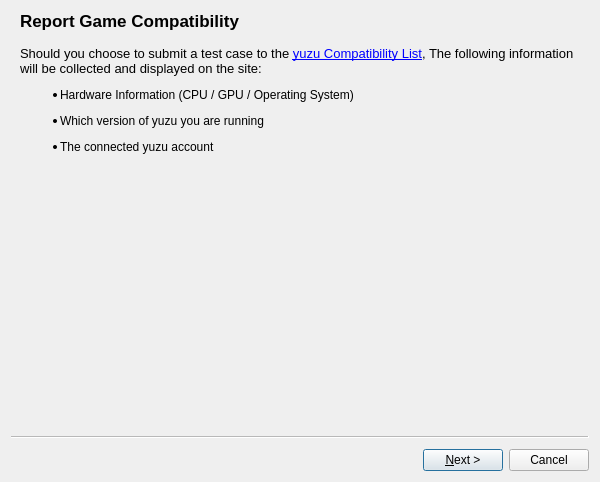
formylover/yuzu-early-access, file src/yuzu/compatdb.ui: the form before one commit.
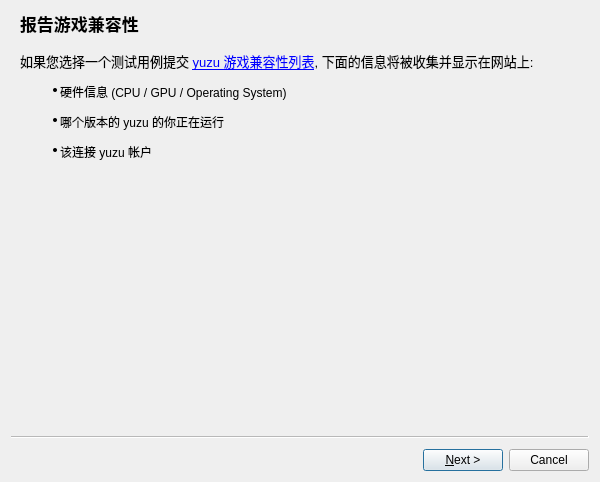
The form after the commit.

```diff
--- a/src/yuzu/compatdb.ui
+++ b/src/yuzu/compatdb.ui
@@ -24,7 +24,7 @@
   </property>
   <widget class="QWizardPage" name="wizard_Info">
    <property name="title">
-    <string>Report Game Compatibility</string>
+    <string>报告游戏兼容性</string>
    </property>
    <attribute name="pageId">
     <string notr="true">0</string>
@@ -33,7 +33,7 @@
     <item>
      <widget class="QLabel" name="lbl_Spiel">
       <property name="text">
-       <string>&lt;html&gt;&lt;head/&gt;&lt;body&gt;&lt;p&gt;&lt;span style=&quot; font-size:10pt;&quot;&gt;Should you choose to submit a test case to the &lt;/span&gt;&lt;a href=&quot;https://yuzu-emu.org/game/&quot;&gt;&lt;span style=&quot; font-size:10pt; text-decoration: underline; color:#0000ff;&quot;&gt;yuzu Compatibility List&lt;/span&gt;&lt;/a&gt;&lt;span style=&quot; font-size:10pt;&quot;&gt;, The following information will be collected and displayed on the site:&lt;/span&gt;&lt;/p&gt;&lt;ul style=&quot;margin-top: 0px; margin-bottom: 0px; margin-left: 0px; margin-right: 0px; -qt-list-indent: 1;&quot;&gt;&lt;li style=&quot; margin-top:12px; margin-bottom:12px; margin-left:0px; margin-right:0px; -qt-block-indent:0; text-indent:0px;&quot;&gt;Hardware Information (CPU / GPU / Operating System)&lt;/li&gt;&lt;li style=&quot; margin-top:12px; margin-bottom:12px; margin-left:0px; margin-right:0px; -qt-block-indent:0; text-indent:0px;&quot;&gt;Which version of yuzu you are running&lt;/li&gt;&lt;li style=&quot; margin-top:12px; margin-bottom:12px; margin-left:0px; margin-right:0px; -qt-block-indent:0; text-indent:0px;&quot;&gt;The connected yuzu account&lt;/li&gt;&lt;/ul&gt;&lt;/body&gt;&lt;/html&gt;</string>
+       <string>&lt;html&gt;&lt;head/&gt;&lt;body&gt;&lt;p&gt;&lt;span style=&quot; font-size:10pt;&quot;&gt;如果您选择一个测试用例提交 &lt;/span&gt;&lt;a href=&quot;https://yuzu-emu.org/game/&quot;&gt;&lt;span style=&quot; font-size:10pt; text-decoration: underline; color:#0000ff;&quot;&gt;yuzu 游戏兼容性列表&lt;/span&gt;&lt;/a&gt;&lt;span style=&quot; font-size:10pt;&quot;&gt;, 下面的信息将被收集并显示在网站上:&lt;/span&gt;&lt;/p&gt;&lt;ul style=&quot;margin-top: 0px; margin-bottom: 0px; margin-left: 0px; margin-right: 0px; -qt-list-indent: 1;&quot;&gt;&lt;li style=&quot; margin-top:12px; margin-bottom:12px; margin-left:0px; margin-right:0px; -qt-block-indent:0; text-indent:0px;&quot;&gt;硬件信息 (CPU / GPU / Operating System)&lt;/li&gt;&lt;li style=&quot; margin-top:12px; margin-bottom:12px; margin-left:0px; margin-right:0px; -qt-block-indent:0; text-indent:0px;&quot;&gt;哪个版本的 yuzu 的你正在运行&lt;/li&gt;&lt;li style=&quot; margin-top:12px; margin-bottom:12px; margin-left:0px; margin-right:0px; -qt-block-indent:0; text-indent:0px;&quot;&gt;该连接 yuzu 帐户&lt;/li&gt;&lt;/ul&gt;&lt;/body&gt;&lt;/html&gt;</string>
       </property>
       <property name="wordWrap">
        <bool>true</bool>
```
Left out of the diff: 32 changed lines with no effect on the pictures.
